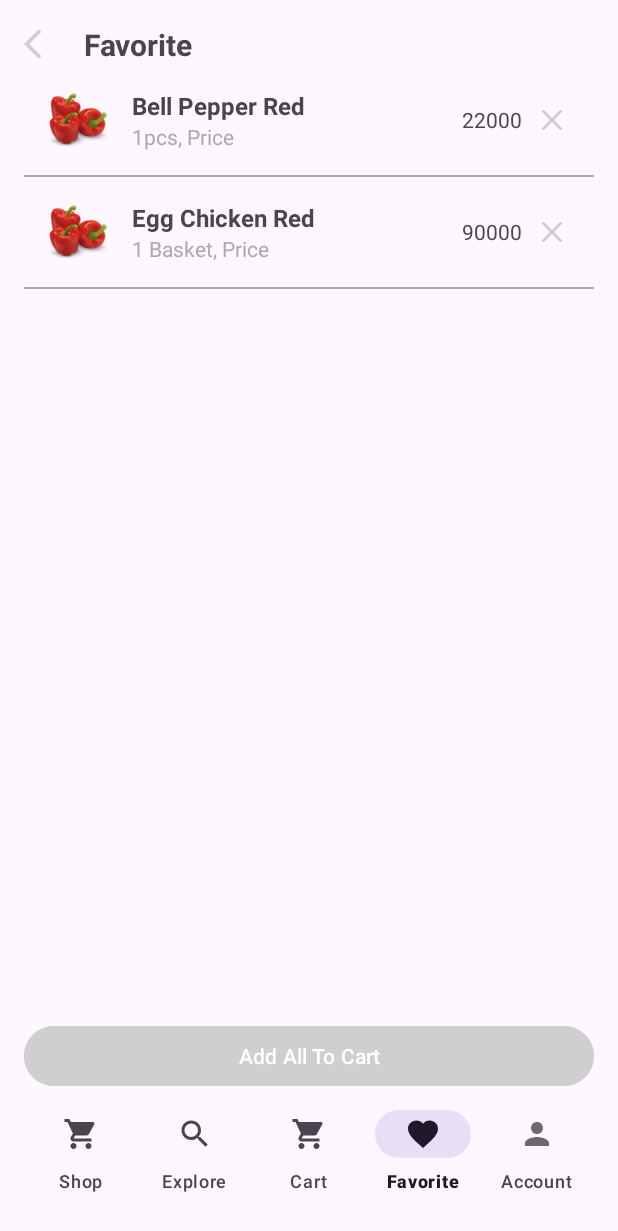
After one commit to richbruh/Fitmeal, an Android app: the FavoritesActivity screen opened directly, with no data from a screen before it, on a phone screen of 412 x 824 dp. The commit adds this screen. Shown: the top 1231 px of the screen. Run offline under Robolectric (Android 15) with nearby library versions, the phone set to English and light mode, and no system bars.

Commit message:
fitur Favorite
penambahan :
nambahin fitur Favorite file KT sama XML nya. nambahin gambar jg bbrp sama ubah warna dari ITEM/PUTIH jadi grey atau default.

-  nyalain tombol navbar, inisialisasi tombol di home sama favorite

```diff
--- a/app/src/main/AndroidManifest.xml
+++ b/app/src/main/AndroidManifest.xml
@@ -34,6 +34,11 @@
                 <category android:name="android.intent.category.DEFAULT" />
             </intent-filter>
         </activity>
+        <activity android:name=".FavoritesActivity" android:exported="true" />
+        <activity android:name=".HomeActivity" android:exported="true"/>
+
+
+
 
     </application>
 
--- /dev/null
+++ b/app/src/main/java/com/example/fitmeal/FavoriteItem.kt
@@ -0,0 +1,8 @@
+package com.example.fitmeal
+
+data class FavoriteItem(
+    val name: String,
+    val quantity: String,
+    val price: Int,
+    val imageResId: Int
+)
--- /dev/null
+++ b/app/src/main/java/com/example/fitmeal/FavoriteItemAdapter.kt
@@ -0,0 +1,47 @@
+package com.example.fitmeal
+
+import android.content.Context
+import android.view.LayoutInflater
+import android.view.View
+import android.view.ViewGroup
+import android.widget.BaseAdapter
+import android.widget.ImageView
+import android.widget.TextView
+
+class FavoriteItemAdapter(
+    private val context: Context,
+    private var items: MutableList<FavoriteItem> // Ubah menjadi MutableList agar bisa dimodifikasi
+) : BaseAdapter() {
+
+    override fun getCount(): Int = items.size
+
+    override fun getItem(position: Int): Any = items[position]
+
+    override fun getItemId(position: Int): Long = position.toLong()
+
+    override fun getView(position: Int, convertView: View?, parent: ViewGroup?): View {
+        val view = convertView ?: LayoutInflater.from(context).inflate(R.layout.favorite_item, parent, false)
+
+        val item = items[position]
+
+        // Bind data ke view
+        val itemImage = view.findViewById<ImageView>(R.id.itemImage)
+        val itemName = view.findViewById<TextView>(R.id.itemName)
+        val itemQuantity = view.findViewById<TextView>(R.id.itemQuantity)
+        val itemPrice = view.findViewById<TextView>(R.id.itemPrice)
+        val btnRemove = view.findViewById<ImageView>(R.id.btnRemove)
+
+        itemImage.setImageResource(item.imageResId)
+        itemName.text = item.name
+        itemQuantity.text = item.quantity
+        itemPrice.text = "${item.price}"
+
+        // Menghapus item dari list ketika tombol remove ditekan
+        btnRemove.setOnClickListener {
+            items.removeAt(position) // Hapus item dari list
+            notifyDataSetChanged()   // Update tampilan ListView
+        }
+
+        return view
+    }
+}
--- /dev/null
+++ b/app/src/main/java/com/example/fitmeal/FavoritesActivity.kt
@@ -0,0 +1,80 @@
+package com.example.fitmeal
+
+import android.content.Intent
+import android.os.Bundle
+import android.widget.Button
+import android.widget.ImageView
+import android.widget.ListView
+import androidx.appcompat.app.AppCompatActivity
+import com.google.android.material.bottomnavigation.BottomNavigationView
+
+class FavoritesActivity : AppCompatActivity() {
+
+    private lateinit var backBtn: ImageView
+    private lateinit var addAllToCartBtn: Button
+    private lateinit var favoritesListView: ListView
+    private lateinit var adapter: FavoriteItemAdapter
+
+    override fun onCreate(savedInstanceState: Bundle?) {
+        super.onCreate(savedInstanceState)
+        setContentView(R.layout.activity_favorites)
+
+        // Inisialisasi BottomNavigationView
+        val bottomNav = findViewById<BottomNavigationView>(R.id.bottom_navigation)
+        bottomNav.selectedItemId = R.id.navigation_favorite // Highlight Favorite
+
+        bottomNav.setOnItemSelectedListener { item ->
+            when (item.itemId) {
+                R.id.navigation_shop -> {
+                    // Arahkan ke HomeActivity saat Shop dipilih
+                    val intent = Intent(this, HomeActivity::class.java)
+                    startActivity(intent)
+                    true
+                }
+                R.id.navigation_favorite -> {
+                    // Arahkan ke FavoritesActivity saat Favorite dipilih
+                    val intent = Intent(this, FavoritesActivity::class.java)
+                    startActivity(intent)
+                    true
+                }
+                else -> false
+            }
+        }
+
+        // Inisialisasi views
+        backBtn = findViewById(R.id.btnBack)
+        addAllToCartBtn = findViewById(R.id.btnAddAllToCart)
+        favoritesListView = findViewById(R.id.favoritesList)
+
+        // Data favorit untuk contoh
+        val favoriteItems = mutableListOf(
+            FavoriteItem("Bell Pepper Red", "1pcs, Price", 22000, R.drawable.fruit),
+            FavoriteItem("Egg Chicken Red", "1 Basket, Price", 90000, R.drawable.fruit),
+            // Tambahkan item lainnya di sini
+        )
+
+        // Set adapter untuk ListView
+        adapter = FavoriteItemAdapter(this, favoriteItems)
+        favoritesListView.adapter = adapter
+
+        // Tombol Back action
+        backBtn.setOnClickListener {
+            // Pindah ke HomeActivity ketika back button ditekan
+            val intent = Intent(this, HomeActivity::class.java)
+            startActivity(intent)
+            finish() // Tutup FavoritesActivity
+        }
+
+        // Logika ketika Add All to Cart ditekan
+        addAllToCartBtn.setOnClickListener {
+            // Logika untuk menambah semua item ke keranjang
+        }
+    }
+
+    override fun onBackPressed() {
+        // Arahkan ke HomeActivity ketika tombol back fisik ditekan
+        val intent = Intent(this, HomeActivity::class.java)
+        startActivity(intent)
+        finish() // Tutup FavoritesActivity
+    }
+}
--- a/app/src/main/java/com/example/fitmeal/MainActivity.kt
+++ b/app/src/main/java/com/example/fitmeal/MainActivity.kt
@@ -11,6 +11,7 @@ class MainActivity : AppCompatActivity() {
         super.onCreate(savedInstanceState)
         enableEdgeToEdge()
         setContentView(R.layout.activity_main)
+
         ViewCompat.setOnApplyWindowInsetsListener(findViewById(R.id.main)) { v, insets ->
             val systemBars = insets.getInsets(WindowInsetsCompat.Type.systemBars())
             v.setPadding(systemBars.left, systemBars.top, systemBars.right, systemBars.bottom)
--- a/app/src/main/res/drawable/ic_back.xml
+++ b/app/src/main/res/drawable/ic_back.xml
@@ -1,4 +1,4 @@
-<vector xmlns:android="http://schemas.android.com/apk/res/android" android:autoMirrored="true" android:height="24dp" android:tint="#000000" android:viewportHeight="24" android:viewportWidth="24" android:width="24dp">
+<vector xmlns:android="http://schemas.android.com/apk/res/android" android:autoMirrored="true" android:height="24dp" android:tint="@color/grey" android:viewportHeight="24" android:viewportWidth="24" android:width="24dp">
 
     <path android:fillColor="@android:color/white" android:pathData="M11.67,3.87L9.9,2.1 0,12l9.9,9.9 1.77,-1.77L3.54,12z"/>
 
--- /dev/null
+++ b/app/src/main/res/drawable/ic_close.xml
@@ -0,0 +1,5 @@
+<vector xmlns:android="http://schemas.android.com/apk/res/android" android:height="24dp" android:tint="@color/grey" android:viewportHeight="24" android:viewportWidth="24" android:width="24dp">
+
+    <path android:fillColor="@android:color/white" android:pathData="M19,6.41L17.59,5 12,10.59 6.41,5 5,6.41 10.59,12 5,17.59 6.41,19 12,13.41 17.59,19 19,17.59 13.41,12z"/>
+
+</vector>
--- /dev/null
+++ b/app/src/main/res/drawable/ic_search.xml
@@ -0,0 +1,5 @@
+<vector xmlns:android="http://schemas.android.com/apk/res/android" android:height="24dp" android:tint="@color/grey" android:viewportHeight="24" android:viewportWidth="24" android:width="24dp">
+
+    <path android:fillColor="@android:color/white" android:pathData="M15.5,14h-0.79l-0.28,-0.27C15.41,12.59 16,11.11 16,9.5 16,5.91 13.09,3 9.5,3S3,5.91 3,9.5 5.91,16 9.5,16c1.61,0 3.09,-0.59 4.23,-1.57l0.27,0.28v0.79l5,4.99L20.49,19l-4.99,-5zM9.5,14C7.01,14 5,11.99 5,9.5S7.01,5 9.5,5 14,7.01 14,9.5 11.99,14 9.5,14z"/>
+
+</vector>
--- /dev/null
+++ b/app/src/main/res/layout/activity_favorites.xml
@@ -0,0 +1,69 @@
+<?xml version="1.0" encoding="utf-8"?>
+<LinearLayout xmlns:android="http://schemas.android.com/apk/res/android"
+    xmlns:app="http://schemas.android.com/apk/res-auto"
+    xmlns:tools="http://schemas.android.com/tools"
+    android:layout_width="match_parent"
+    android:layout_height="match_parent"
+    android:orientation="vertical"
+    android:padding="16dp"
+    tools:context=".FavoritesActivity">
+
+    <!-- Toolbar with Back Button -->
+    <LinearLayout
+        android:layout_width="match_parent"
+        android:layout_height="wrap_content"
+        android:orientation="horizontal"
+        android:gravity="center_vertical">
+
+        <ImageView
+            android:id="@+id/btnBack"
+            android:layout_width="wrap_content"
+            android:layout_height="wrap_content"
+            android:src="@drawable/ic_back"
+            android:contentDescription="Back" />
+
+        <TextView
+            android:layout_width="wrap_content"
+            android:layout_height="wrap_content"
+            android:layout_marginStart="16dp"
+            android:text="Favorite"
+            android:textStyle="bold"
+            android:textSize="20sp"
+            />
+    </LinearLayout>
+
+    <!-- List of Favorites -->
+    <ListView
+        android:id="@+id/favoritesList"
+        android:layout_width="match_parent"
+        android:layout_height="0dp"
+        android:layout_weight="1"
+        android:divider="@android:color/darker_gray"
+        android:dividerHeight="1dp" />
+
+    <!-- Add All to Cart Button -->
+    <Button
+        android:id="@+id/btnAddAllToCart"
+        android:layout_width="match_parent"
+        android:layout_height="wrap_content"
+        android:text="Add All To Cart"
+        android:textAllCaps="false"
+        android:backgroundTint="@color/grey"
+        android:textColor="@android:color/white"
+        android:layout_marginTop="16dp"/>
+
+    <!-- Bottom Navigation -->
+    <com.google.android.material.bottomnavigation.BottomNavigationView
+        android:id="@+id/bottom_navigation"
+        android:layout_width="match_parent"
+        android:layout_height="wrap_content"
+        android:layout_alignParentBottom="true"
+        android:background="@android:color/transparent"
+        app:menu="@menu/bottom_nav_menu"
+        app:labelVisibilityMode="labeled"
+        />
+
+
+
+
+</LinearLayout>
--- a/app/src/main/res/layout/admin_panel.xml
+++ b/app/src/main/res/layout/admin_panel.xml
@@ -20,7 +20,7 @@
             android:layout_height="wrap_content"
             android:layout_weight="1"
             android:text="Stock Opname"
-            android:backgroundTint="@color/gray"
+            android:backgroundTint="@color/black"
             android:textColor="@android:color/white"/>
 
         <Button
--- /dev/null
+++ b/app/src/main/res/layout/favorite_item.xml
@@ -0,0 +1,52 @@
+<?xml version="1.0" encoding="utf-8"?>
+<LinearLayout xmlns:android="http://schemas.android.com/apk/res/android"
+    android:layout_width="match_parent"
+    android:layout_height="wrap_content"
+    android:orientation="horizontal"
+    android:padding="16dp"
+    android:gravity="center_vertical">
+
+    <ImageView
+        android:id="@+id/itemImage"
+        android:layout_width="40dp"
+        android:layout_height="40dp"
+        android:src="@drawable/fruitbg"
+        android:contentDescription="Product Image"/>
+
+    <LinearLayout
+        android:layout_width="0dp"
+        android:layout_height="wrap_content"
+        android:layout_weight="1"
+        android:orientation="vertical"
+        android:layout_marginStart="16dp">
+
+        <TextView
+            android:id="@+id/itemName"
+            android:layout_width="wrap_content"
+            android:layout_height="wrap_content"
+            android:text="Item Name"
+            android:textStyle="bold"
+            android:textSize="16sp" />
+
+        <TextView
+            android:id="@+id/itemQuantity"
+            android:layout_width="wrap_content"
+            android:layout_height="wrap_content"
+            android:text="1pcs, Price"
+            android:textColor="@android:color/darker_gray"/>
+    </LinearLayout>
+
+    <TextView
+        android:id="@+id/itemPrice"
+        android:layout_width="wrap_content"
+        android:layout_height="wrap_content"
+        android:text="22.000" />
+
+    <ImageView
+        android:id="@+id/btnRemove"
+        android:layout_width="wrap_content"
+        android:layout_height="wrap_content"
+        android:layout_marginStart="8dp"
+        android:src="@drawable/ic_close"
+        android:contentDescription="Remove Item"/>
+</LinearLayout>
--- a/app/src/main/res/layout/onboarding_screen.xml
+++ b/app/src/main/res/layout/onboarding_screen.xml
@@ -21,7 +21,6 @@
         android:layout_height="wrap_content"
         android:layout_marginTop="316dp"
         android:text="Welcome to our store"
-        android:textColor="@android:color/black"
         android:textSize="55sp"
         android:textAlignment="center"
         android:fontFamily="@font/poppinsextrabold"
--- a/app/src/main/res/layout/splash_screen.xml
+++ b/app/src/main/res/layout/splash_screen.xml
@@ -22,7 +22,6 @@
         android:layout_height="wrap_content"
         android:layout_marginTop="40dp"
         android:text="Making Your Life Easy and Healthy"
-        android:textColor="@android:color/black"
         android:textSize="16sp"
         android:fontFamily="@font/poppinsregular"
         app:layout_constraintEnd_toEndOf="parent"
```
Also changed, not shown: app/src/main/java/com/example/fitmeal/HomeActivity.kt (+29 -1 lines), app/src/main/res/drawable/search_bar_background.xml (added, +24 -0 lines), app/src/main/res/layout/home_activity.xml (+3 -5 lines), app/src/main/res/layout/item_product.xml (deleted, +0 -110 lines), app/src/main/res/drawable/fruit.png (added).
